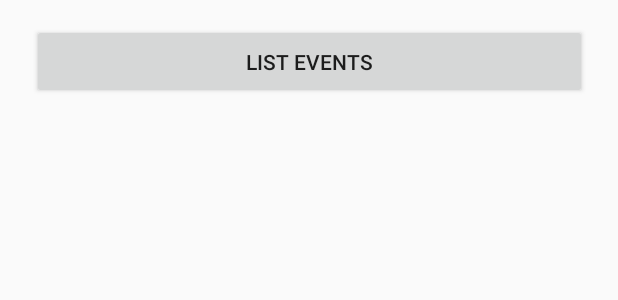
After one commit to MsParvika/PlanIt, an Android app: the layout activity_list_events.xml on its own in the app's theme, with its tools: preview values and no code run, on a phone screen of 412 x 824 dp. The commit adds this screen. Shown: the top 300 px of the screen. Run offline under Robolectric (Android 15) with nearby library versions, the phone set to English and light mode, and no system bars.

```diff
--- a/app/build.gradle
+++ b/app/build.gradle
@@ -31,7 +31,12 @@ dependencies {
     implementation 'com.google.android.gms:play-services-gcm:15.0.1'
     implementation 'com.google.android.gms:play-services-location:15.0.1'
     implementation 'com.google.android.gms:play-services-maps:17.0.0'
+//    implementation 'com.google.api.services.calendar'
     testImplementation 'junit:junit:4.12'
     androidTestImplementation 'androidx.test:runner:1.1.0-alpha4'
     androidTestImplementation 'androidx.test.espresso:espresso-core:3.1.0-alpha4'
+//    implementation 'com.google.api-client:google-api-client:1.30.5'
+    implementation 'com.google.api-client:google-api-client:1.23.0'
+    implementation 'com.google.oauth-client:google-oauth-client-jetty:1.23.0'
+    implementation 'com.google.apis:google-api-services-calendar:v3-rev305-1.23.0'
 }
--- a/app/src/main/java/com/example/planit/MainActivity.java
+++ b/app/src/main/java/com/example/planit/MainActivity.java
@@ -159,7 +159,8 @@ public class MainActivity extends AppCompatActivity
             Intent intent = new Intent(MainActivity.this, AccountActivity.class);
             startActivity(intent);
         } else if (id == R.id.nav_upcomingevent) {
-
+            Intent intent = new Intent(MainActivity.this, ListEventsActivity.class);
+            startActivity(intent);
         } else if (id == R.id.nav_maps) {
             // TODO : get a location
             Uri gmmIntentUri = Uri.parse("geo:0,0?q=1600 Amphitheatre Parkway, Mountain+View, California");
--- /dev/null
+++ b/app/src/main/res/layout/activity_list_events.xml
@@ -0,0 +1,21 @@
+<?xml version="1.0" encoding="utf-8"?>
+<androidx.constraintlayout.widget.ConstraintLayout xmlns:android="http://schemas.android.com/apk/res/android"
+    xmlns:app="http://schemas.android.com/apk/res-auto"
+    xmlns:tools="http://schemas.android.com/tools"
+    android:layout_width="match_parent"
+    android:layout_height="match_parent"
+    tools:context=".ListEventsActivity">
+
+    <Button
+        android:id="@+id/button_list_events"
+        android:layout_width="370dp"
+        android:layout_height="50dp"
+        android:layout_marginStart="16dp"
+        android:layout_marginTop="16dp"
+        android:layout_marginEnd="16dp"
+        android:text="List Events"
+        app:layout_constraintEnd_toEndOf="parent"
+        app:layout_constraintStart_toStartOf="parent"
+        app:layout_constraintTop_toTopOf="parent" />
+
+</androidx.constraintlayout.widget.ConstraintLayout>
--- a/build.gradle
+++ b/build.gradle
@@ -7,7 +7,7 @@ buildscript {
 
     }
     dependencies {
-        classpath 'com.android.tools.build:gradle:3.3.2'
+        classpath 'com.android.tools.build:gradle:3.5.2'
 
         // NOTE: Do not place your application dependencies here; they belong
         // in the individual module build.gradle files
```
Also changed, not shown: app/src/main/AndroidManifest.xml (+4 -12 lines), app/src/main/java/com/example/planit/BaseActivity.java (+29 -11 lines), app/src/main/java/com/example/planit/ListEventsActivity.java (added, +90 -0 lines), gradle/wrapper/gradle-wrapper.properties.
